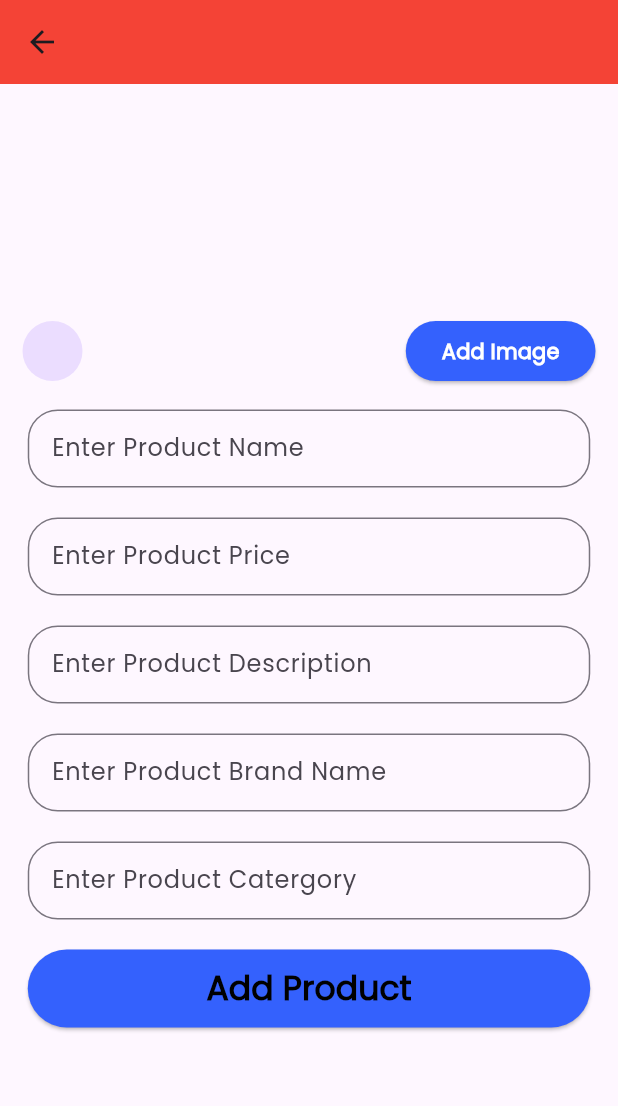
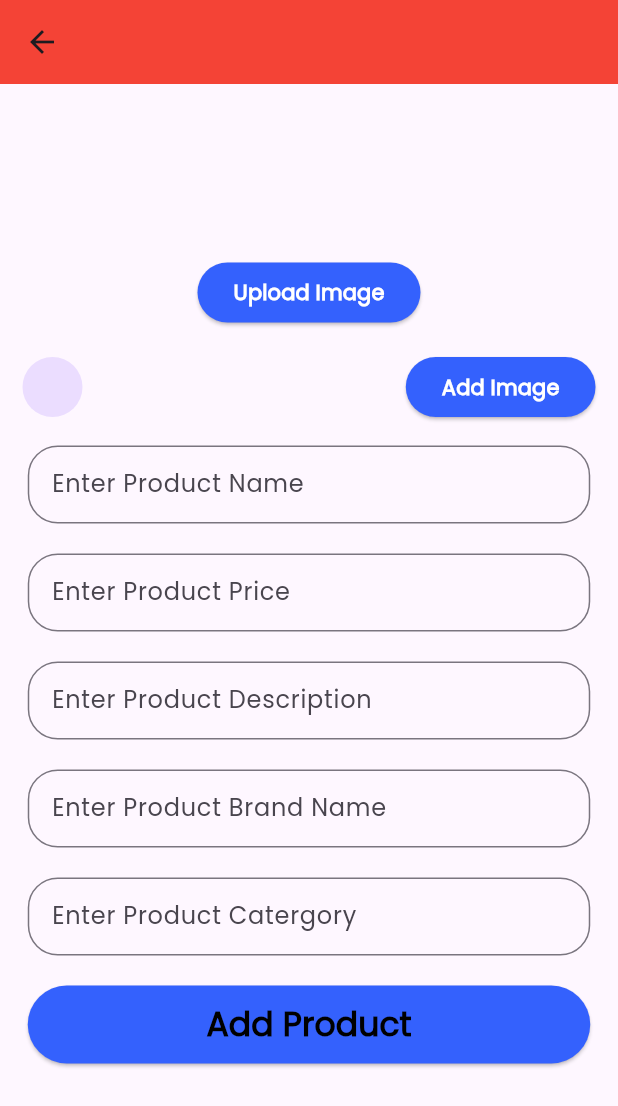
Before and after one commit to ahmed04raxa/shophop, a Flutter app: the AddProduct screen opened directly, on a phone screen of 412 x 824 dp. Shown: the top 1106 px of the screen. Run offline on Flutter 3.47's test engine with Material 3 defaults, Android fonts, the phone set to English and light mode, and no system bars; our stand-ins replace cloud_firestore, firebase_auth, firebase_core, image_picker, supabase_flutter; accounts and stored records are empty.

Commit message:
error facing in supabase image upload

```diff
--- a/lib/main.dart
+++ b/lib/main.dart
@@ -2,10 +2,16 @@ import 'package:firebase_core/firebase_core.dart';
 import 'package:flutter/material.dart';
 import 'package:shophop/firebase_options.dart';
 import 'package:shophop/repository/screens/admin/bottomnav/admin_bottom_nav_screen.dart';
+import 'package:supabase_flutter/supabase_flutter.dart';
 
 void main() async {
   WidgetsFlutterBinding.ensureInitialized();
   await Firebase.initializeApp(options: DefaultFirebaseOptions.currentPlatform);
+  await Supabase.initialize(
+    url: 'https://ucehbpuycmbdggzzlanu.supabase.co',
+    anonKey:
+        'eyJhbGciOiJIUzI1NiIsInR5cCI6IkpXVCJ9.eyJpc3MiOiJzdXBhYmFzZSIsInJlZiI6InVjZWhicHV5Y21iZGdnenpsYW51Iiwicm9sZSI6ImFub24iLCJpYXQiOjE3NjE3MDU4NzUsImV4cCI6MjA3NzI4MTg3NX0.litmrG29NWRdMeGIaP24Ls0z86SUFHoeXSi6JEwNzGE',
+  );
 
   runApp(const MyApp());
 }
--- a/lib/repository/screens/admin/products/add_product.dart
+++ b/lib/repository/screens/admin/products/add_product.dart
@@ -33,9 +33,29 @@ class _AddProductState extends State<AddProduct> {
       });
     }
   }
+
   // UPLOAD IMAGE ON SUPABASE
 
-  Future<void> uploadImageOnSupabase() async {}
+  Future<void> uploadImageOnSupabase() async {
+    if (imageFile == null) return;
+    // GENERATE A UNIQUE FILE PATH
+    final fileName = "${DateTime.now().millisecondsSinceEpoch}.jpg";
+    final filePath = 'uploads/$fileName';
+    // UPLOAD
+    // try {
+    //   final response = await Supabase.instance.client.storage
+    //       .from('images')
+    //       .upload(filePath, imageFile!);
+
+    //   final imageUrl = Supabase.instance.client.storage
+    //       .from('images')
+    //       .getPublicUrl(filePath);
+
+    //   print('✅ Upload successful: $imageUrl');
+    // } catch (e) {
+    //   print('❌ Upload failed: $e');
+    // }
+  }
 
   Future<void> addProduct(
     String name,
@@ -79,6 +99,21 @@ class _AddProductState extends State<AddProduct> {
       body: Column(
         mainAxisAlignment: MainAxisAlignment.center,
         children: [
+          ElevatedButton(
+            onPressed: () {
+              uploadImageOnSupabase();
+            },
+            style: ElevatedButton.styleFrom(
+              backgroundColor: AppColors.buttonBackgroundColor,
+            ),
+            child: Text(
+              "Upload Image",
+              style: TextStyle(
+                color: Colors.white,
+                fontWeight: FontWeight.bold,
+              ),
+            ),
+          ),
           Padding(
             padding: EdgeInsets.all(15.0),
             child: Row(
@@ -89,6 +124,7 @@ class _AddProductState extends State<AddProduct> {
                       ? FileImage(imageFile!)
                       : null,
                 ),
+
                 ElevatedButton(
                   onPressed: () {
                     pickImage();
```
Also changed, not shown: 1 other file.
